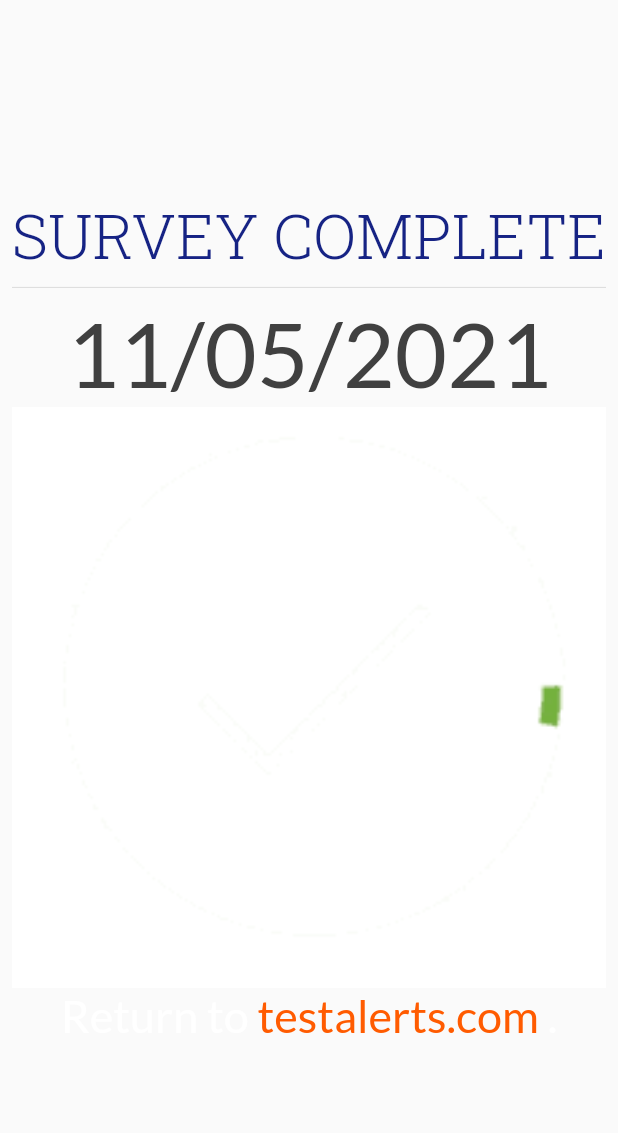
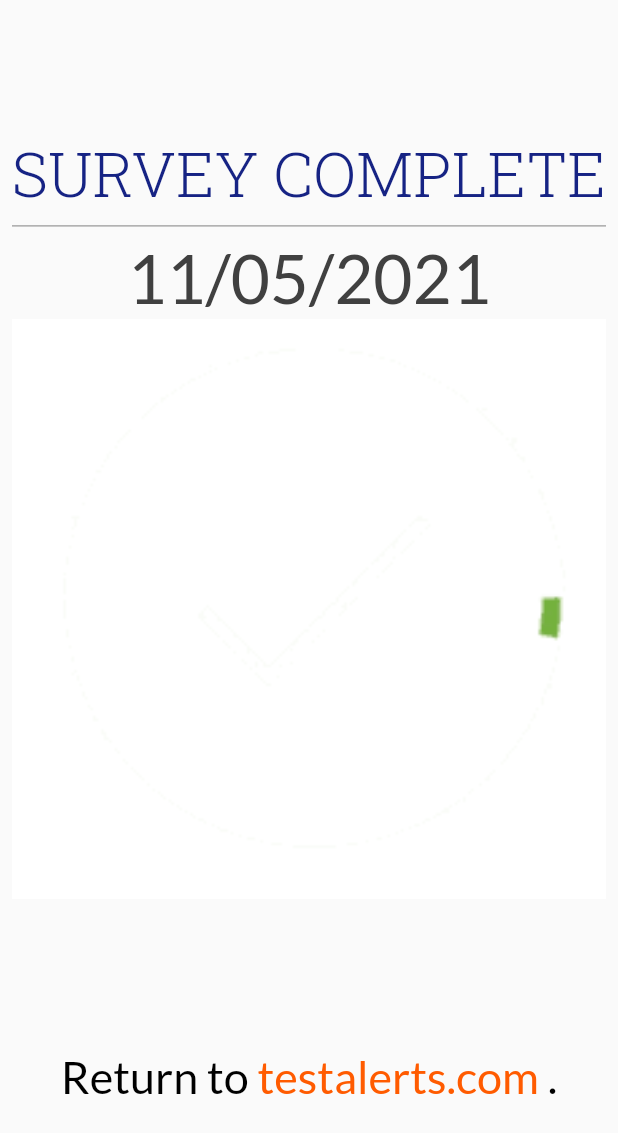
Before and after one commit to zyansheep/flutter-miniapps, a Flutter app: the screen it shows after launch, after a tap on "Auto Survey", on a phone screen of 412 x 824 dp. Shown: the top 1133 px of the screen. Run offline on Flutter 3.47's test engine with Material 2 defaults, Android fonts, the phone set to English and light mode, and no system bars; our stand-ins replace math_expressions.

Commit message:
make auto_survey look more convincing

```diff
--- a/lib/auto_survey/auto_survey.dart
+++ b/lib/auto_survey/auto_survey.dart
@@ -30,12 +30,14 @@ class AutoSurveyPage extends StatelessWidget {
                           fontFamily: 'Roboto',
                           fontWeight: FontWeight.w100)),
                   fit: BoxFit.contain),
-              Divider(),
+              Divider(
+                color: Color.fromARGB(255, 128, 128, 128),
+              ),
               FittedBox(
                 child: Text(
                   dateFormat.format(DateTime.now()),
                   style: TextStyle(
-                      fontSize: 60,
+                      fontSize: 45,
                       color: Color.fromARGB(255, 64, 64, 64),
                       fontFamily: 'Lato',
                       fontWeight: FontWeight.w400),
@@ -47,12 +49,16 @@ class AutoSurveyPage extends StatelessWidget {
                 fit: BoxFit.contain,
                 width: double.infinity,
               ),
+              SizedBox(height: 100),
               FittedBox(
                   child: RichText(
                       text: TextSpan(children: [
                     TextSpan(
                         text: 'Return to ',
-                        style: TextStyle(fontSize: 30, fontFamily: 'Lato')),
+                        style: TextStyle(
+                            fontSize: 30,
+                            fontFamily: 'Lato',
+                            color: Color.fromARGB(255, 0, 0, 0))),
                     TextSpan(
                         text: "testalerts.com",
                         style: TextStyle(
@@ -61,7 +67,10 @@ class AutoSurveyPage extends StatelessWidget {
                             fontFamily: 'Lato')),
                     TextSpan(
                         text: ' .',
-                        style: TextStyle(fontSize: 30, fontFamily: 'Lato')),
+                        style: TextStyle(
+                            fontSize: 30,
+                            fontFamily: 'Lato',
+                            color: Color.fromARGB(255, 0, 0, 0))),
                   ])),
                   fit: BoxFit.contain)
             ],
--- a/lib/main.dart
+++ b/lib/main.dart
@@ -16,7 +16,7 @@ class MyApp extends StatelessWidget {
     // debugPaintSizeEnabled = true;
 
     return MaterialApp(
-      title: 'Flutter Demo',
+      title: 'Miniapps',
       theme: ThemeData(
         // This is the theme of your application.
         //
```
